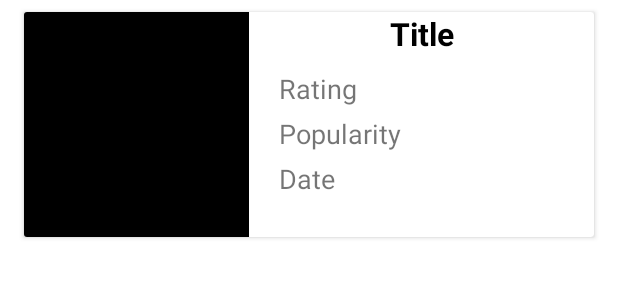
After one commit to MauricioHub/WatchMovies, an Android app: the layout item_movie.xml on its own in the app's theme, with its tools: preview values and no code run, on a phone screen of 412 x 824 dp. The commit adds this screen. Shown: the top 300 px of the screen. Run offline under Robolectric (Android 15) with nearby library versions, the phone set to English and light mode, and no system bars.

Commit message:
Basic RecyclerView scene.

```diff
--- a/app/build.gradle
+++ b/app/build.gradle
@@ -59,6 +59,9 @@ dependencies {
     //Corrutinas
     implementation 'org.jetbrains.kotlinx:kotlinx-coroutines-android:1.3.6'
 
+    implementation 'androidx.recyclerview:recyclerview:1.1.0'
+    implementation 'com.squareup.picasso:picasso:2.71828'
+
     testImplementation 'junit:junit:4.+'
     androidTestImplementation 'androidx.test.ext:junit:1.1.2'
     androidTestImplementation 'androidx.test.espresso:espresso-core:3.3.0'
--- a/app/src/main/AndroidManifest.xml
+++ b/app/src/main/AndroidManifest.xml
@@ -1,6 +1,8 @@
 <?xml version="1.0" encoding="utf-8"?>
 <manifest xmlns:android="http://schemas.android.com/apk/res/android"
     package="com.example.watchmovies">
+
+    <uses-permission android:name="android.permission.INTERNET"/>
 
     <application
         android:allowBackup="true"
@@ -10,7 +12,7 @@
         android:supportsRtl="true"
         android:theme="@style/Theme.WatchMovies">
         <activity
-            android:name=".MainActivity"
+            android:name=".ui.view.activities.MainActivity"
             android:exported="true">
             <intent-filter>
                 <action android:name="android.intent.action.MAIN" />
--- /dev/null
+++ b/app/src/main/res/layout/item_movie.xml
@@ -0,0 +1,71 @@
+<?xml version="1.0" encoding="utf-8"?>
+<androidx.cardview.widget.CardView
+    xmlns:android="http://schemas.android.com/apk/res/android"
+    xmlns:app="http://schemas.android.com/apk/res-auto"
+    xmlns:tools="http://schemas.android.com/tools"
+    android:layout_marginHorizontal="16dp"
+    android:layout_marginVertical="8dp"
+    android:layout_width="match_parent"
+    android:layout_height="wrap_content"
+    tools:context="ui.view.activities.MainActivity">
+
+    <androidx.constraintlayout.widget.ConstraintLayout
+        android:layout_width="match_parent"
+        android:layout_height="wrap_content">
+
+        <ImageView
+            android:id="@+id/ivPoster"
+            android:layout_width="150dp"
+            android:layout_height="150dp"
+            tools:background="@color/black"
+            app:layout_constraintTop_toTopOf="parent"
+            app:layout_constraintStart_toStartOf="parent"/>
+
+        <TextView
+            android:id="@+id/tvTitle"
+            android:layout_width="wrap_content"
+            android:layout_height="wrap_content"
+            android:textSize="21sp"
+            android:textStyle="bold"
+            android:textColor="@color/black"
+            app:layout_constraintTop_toTopOf="parent"
+            app:layout_constraintEnd_toEndOf="parent"
+            app:layout_constraintStart_toEndOf="@id/ivPoster"
+            android:text="Title" />
+
+        <TextView
+            android:id="@+id/tvRating"
+            android:layout_width="wrap_content"
+            android:layout_height="wrap_content"
+            android:textSize="18sp"
+            android:layout_marginTop="10dp"
+            android:layout_marginStart="20dp"
+            app:layout_constraintTop_toBottomOf="@+id/tvTitle"
+            app:layout_constraintStart_toEndOf="@+id/ivPoster"
+            android:text="Rating" />
+
+        <TextView
+            android:id="@+id/tvPopularity"
+            android:layout_width="wrap_content"
+            android:layout_height="wrap_content"
+            android:textSize="18sp"
+            android:layout_marginTop="5dp"
+            android:layout_marginStart="20dp"
+            app:layout_constraintTop_toBottomOf="@+id/tvRating"
+            app:layout_constraintStart_toEndOf="@+id/ivPoster"
+            android:text="Popularity" />
+
+        <TextView
+            android:id="@+id/tvReleaseDate"
+            android:layout_width="wrap_content"
+            android:layout_height="wrap_content"
+            android:textSize="18sp"
+            android:layout_marginTop="5dp"
+            android:layout_marginStart="20dp"
+            app:layout_constraintTop_toBottomOf="@+id/tvPopularity"
+            app:layout_constraintStart_toEndOf="@+id/ivPoster"
+            android:text="Date" />
+
+    </androidx.constraintlayout.widget.ConstraintLayout>
+
+</androidx.cardview.widget.CardView>
```
Also changed, not shown: app/src/main/java/com/example/watchmovies/MainActivity.kt (deleted, +0 -11 lines), app/src/main/java/com/example/watchmovies/data/model/MovieModel.kt (added, +13 -0 lines), app/src/main/java/com/example/watchmovies/ui/view/activities/MainActivity.kt (added, +46 -0 lines), app/src/main/java/com/example/watchmovies/ui/view/adapters/MovieAdapter.kt (added, +22 -0 lines), app/src/main/java/com/example/watchmovies/ui/view/holders/MovieHolder.kt (added, +23 -0 lines), app/src/main/res/layout/activity_main.xml (+7 -9 lines).
